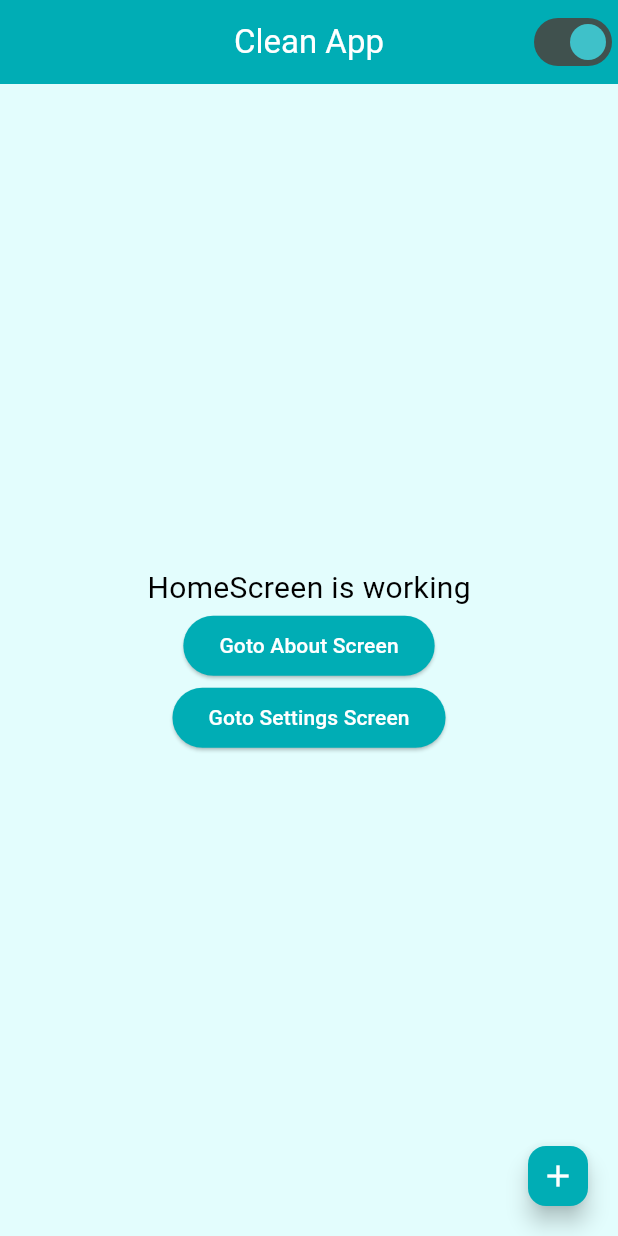
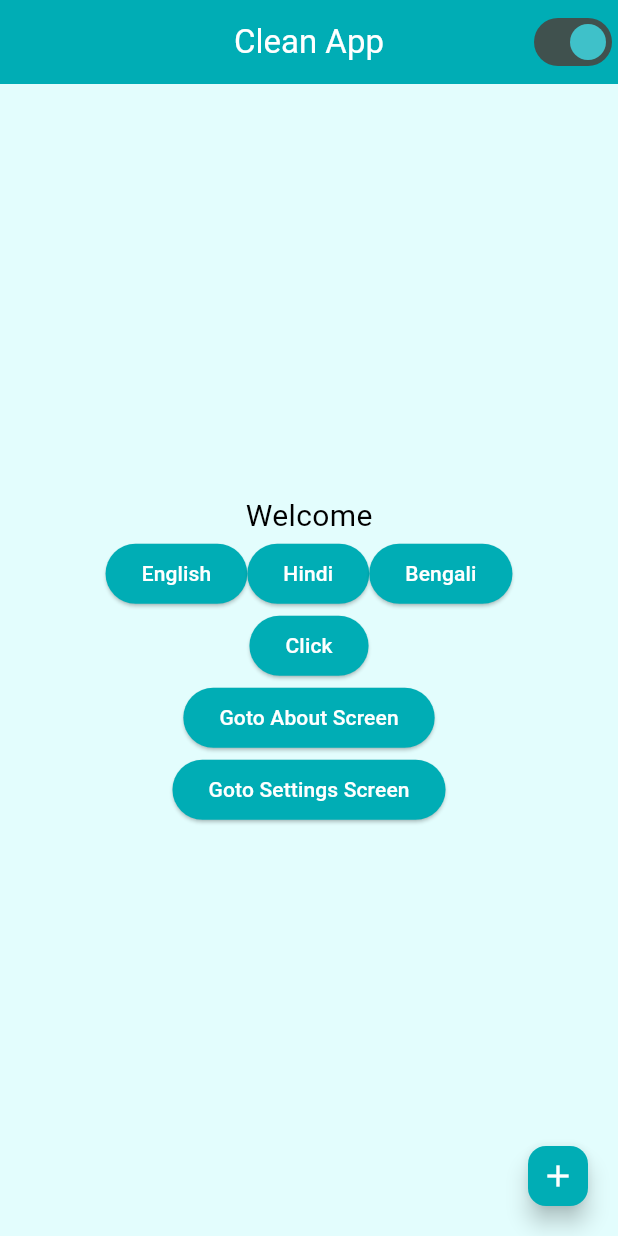
Before and after one commit to imshibaji/getx_clean_app_tutorial, a Flutter app: the screen it shows after launch, on a phone screen of 412 x 824 dp. Run offline on Flutter 3.47's test engine with Material 2 defaults, Android fonts, the phone set to English and light mode, and no system bars; our stand-ins replace get.

Commit message:
Language Version Updates

```diff
--- /dev/null
+++ b/assets/locales/bn_BN.json
@@ -0,0 +1,9 @@
+{
+    "welcome": "স্বাগত",
+    "button":{
+        "login":"প্রবেশ করুন",
+        "regiter": "রেজিস্টার করুন",
+        "click": "ক্লিক",
+        "change_color": "রঙ পরিবর্তন করুন"
+    }
+}
--- /dev/null
+++ b/assets/locales/en_US.json
@@ -0,0 +1,9 @@
+{
+    "welcome": "Welcome",
+    "button":{
+        "login":"Login",
+        "regiter": "Register",
+        "click": "Click",
+        "change_color": "Change Color"
+    }
+}
--- /dev/null
+++ b/assets/locales/hi_HI.json
@@ -0,0 +1,9 @@
+{
+    "welcome": "स्वागत",
+    "button":{
+        "login":"लॉग इन करें",
+        "regiter": "पंजीकरण करवाना",
+        "click": "क्लिक",
+        "change_color": "रंग बदलना"
+    }
+}
--- /dev/null
+++ b/lib/domain/core/interfaces/app_light_dark_switch.dart
@@ -0,0 +1,35 @@
+import 'package:flutter/material.dart';
+import 'package:get/get.dart';
+
+class AppLightDarkSwitch extends StatefulWidget {
+  const AppLightDarkSwitch({super.key});
+
+  @override
+  State<AppLightDarkSwitch> createState() => _AppLightDarkSwitchState();
+}
+
+class _AppLightDarkSwitchState extends State<AppLightDarkSwitch> {
+  bool isLight = true;
+
+  @override
+  void initState() {
+    isLight = !Get.isDarkMode;
+    super.initState();
+  }
+
+  @override
+  Widget build(BuildContext context) {
+    return Switch(
+      value: isLight,
+      onChanged: (value) {
+        if (value) {
+          Get.changeThemeMode(ThemeMode.light);
+        } else {
+          Get.changeThemeMode(ThemeMode.dark);
+        }
+        isLight = value;
+        setState(() {});
+      },
+    );
+  }
+}
--- a/lib/infrastructure/theme/app_bar_theme.dart
+++ b/lib/infrastructure/theme/app_bar_theme.dart
@@ -11,7 +11,7 @@ class AppBarThemes {
   );
 
   static AppBarTheme dark = AppBarTheme(
-    backgroundColor: AppColors.sea.shade800,
+    backgroundColor: AppColors.sea.shade800.withAlpha(50),
     foregroundColor: AppColors.sea.shade50,
     elevation: 5,
     scrolledUnderElevation: 10,
--- a/lib/infrastructure/theme/app_themes.dart
+++ b/lib/infrastructure/theme/app_themes.dart
@@ -22,7 +22,7 @@ class AppThemes {
     useMaterial3: true,
     colorScheme: const ColorScheme.dark(primary: AppColors.sea),
     appBarTheme: AppBarThemes.dark,
-    scaffoldBackgroundColor: AppColors.sea.shade900,
+    scaffoldBackgroundColor: AppColors.sea.shade900.withAlpha(100),
     floatingActionButtonTheme: AppFloatingButtonThemes.dark,
     switchTheme: AppSwitchThemes.dark,
   );
--- a/lib/main.dart
+++ b/lib/main.dart
@@ -1,5 +1,6 @@
 import 'package:flutter/material.dart';
 import 'package:get/get.dart';
+import 'package:getx_clean_app/generated/locales.g.dart';
 
 import 'infrastructure/navigation/navigation.dart';
 import 'infrastructure/navigation/routes.dart';
@@ -23,6 +24,8 @@ class Main extends StatelessWidget {
       theme: AppThemes.light,
       darkTheme: AppThemes.dark,
       themeMode: ThemeMode.system,
+      translationsKeys: AppTranslation.translations,
+      locale: const Locale('en', 'EN'),
     );
   }
 }
--- a/lib/presentation/home/home.screen.dart
+++ b/lib/presentation/home/home.screen.dart
@@ -1,6 +1,7 @@
 import 'package:flutter/material.dart';
 
 import 'package:get/get.dart';
+import 'package:getx_clean_app/domain/core/interfaces/app_light_dark_switch.dart';
 
 import 'controllers/home.controller.dart';
 
@@ -13,29 +14,57 @@ class HomeScreen extends GetView<HomeController> {
       appBar: AppBar(
         title: const Text('Clean App'),
         centerTitle: true,
-        actions: [
-          Obx(
-            (() => Switch(
-                  value: controller.isLight.value,
-                  onChanged: (value) {
-                    if (value) {
-                      Get.changeThemeMode(ThemeMode.light);
-                    } else {
-                      Get.changeThemeMode(ThemeMode.dark);
-                    }
-                    controller.changeSwitch(value);
-                  },
-                )),
-          )
+        actions: const [
+          // Obx(
+          // (() => Switch(
+          // value: controller.isLight.value,
+          // onChanged: (value) {
+          // if (value) {
+          // Get.changeThemeMode(ThemeMode.light);
+          // } else {
+          // Get.changeThemeMode(ThemeMode.dark);
+          // }
+          // controller.changeSwitch(value);
+          // },
+          // )),
+          // ),
+          AppLightDarkSwitch(),
         ],
       ),
       body: Center(
         child: Column(
           mainAxisAlignment: MainAxisAlignment.center,
           children: [
-            const Text(
-              'HomeScreen is working',
-              style: TextStyle(fontSize: 20),
+            Text(
+              'welcome'.tr,
+              style: const TextStyle(fontSize: 20),
+            ),
+            Row(
+              mainAxisAlignment: MainAxisAlignment.center,
+              children: [
+                ElevatedButton(
+                  onPressed: () {
+                    Get.updateLocale(const Locale('en', 'EN'));
+                  },
+                  child: const Text("English"),
+                ),
+                ElevatedButton(
+                  onPressed: () {
+                    Get.updateLocale(const Locale('hi', 'HI'));
+                  },
+                  child: const Text("Hindi"),
+                ),
+                ElevatedButton(
+                  onPressed: () {
+                    Get.updateLocale(const Locale('bn', 'BN'));
+                  },
+                  child: const Text("Bengali"),
+                ),
+              ],
+            ),
+            ElevatedButton(
+              onPressed: () {},
+              child: Text("button_click".tr),
             ),
             ElevatedButton(
               onPressed: () {
--- a/pubspec.yaml
+++ b/pubspec.yaml
@@ -18,3 +18,5 @@ dev_dependencies:
 
 flutter:
   uses-material-design: true
+  assets:
+    - assets/
```
Also changed, not shown: lib/presentation/about/about.screen.dart (+13 -6 lines), lib/generated/locales.g.dart (added), 1 other file.
